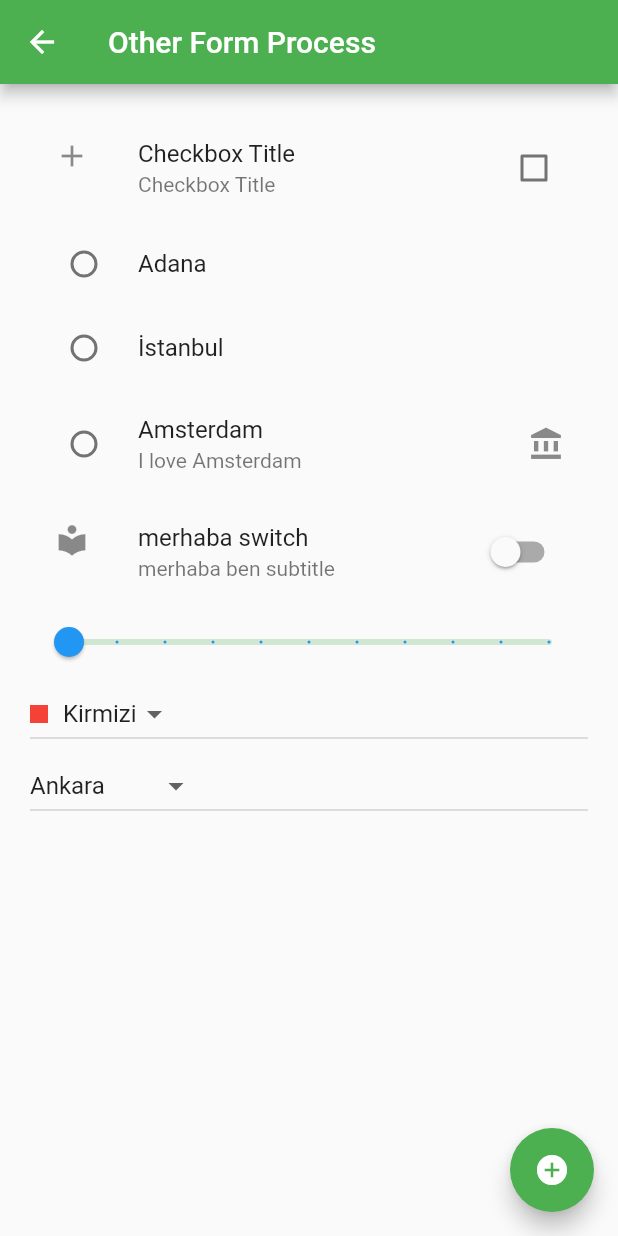
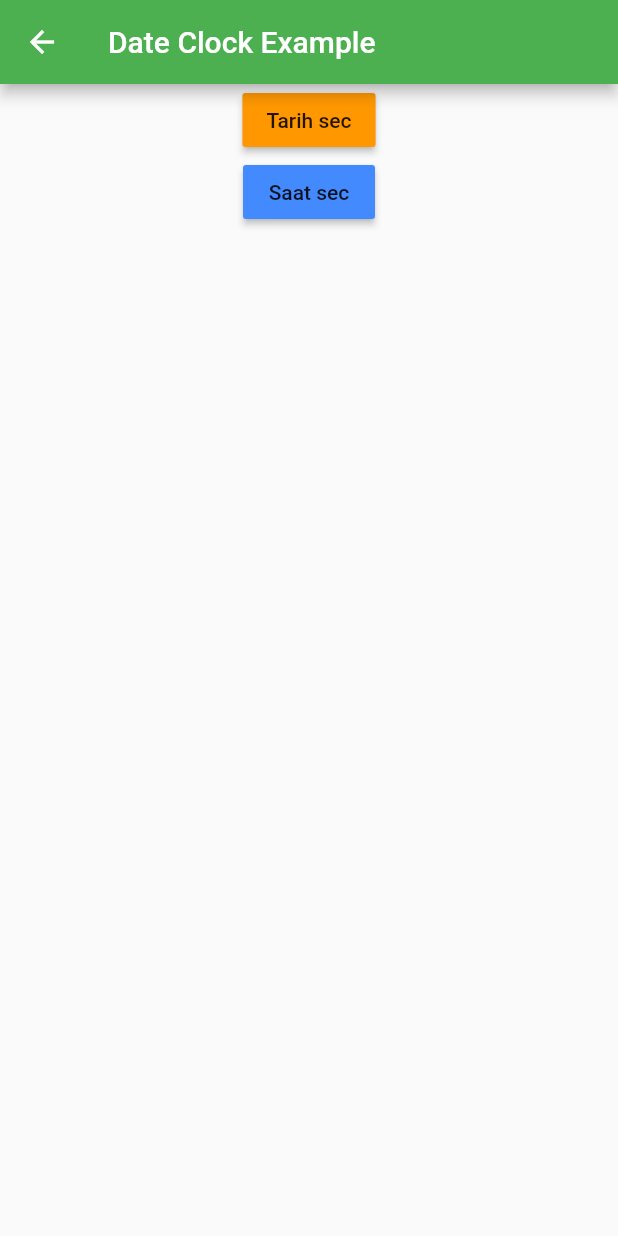
Before and after one commit to zzafergok/flutter-first-app, a Flutter app: the screen it shows after launch, on a phone screen of 412 x 824 dp. Run offline on Flutter 3.47's test engine with Material 2 defaults, Android fonts, the phone set to English and light mode, and no system bars; our stand-ins replace date_format, fluttertoast.

Commit message:
DatePicker and TimePicker

```diff
--- a/first_app/lib/main.dart
+++ b/first_app/lib/main.dart
@@ -1,3 +1,4 @@
+import 'package:first_app/ui/date_clock_example.dart';
 import 'package:first_app/ui/form_textFormField.dart';
 import 'package:first_app/ui/other_form_process..dart';
 import 'package:first_app/ui/text_Field_Features.dart';
@@ -7,7 +8,7 @@ import 'ui/navigasyon_islemleri.dart';
 void main() {
   runApp(MaterialApp(
 
-    initialRoute: "/otherForm",
+    initialRoute: "/dateClock",
 
     routes: {
       "/": (context) => NavigasyonIslemleri(),
@@ -23,6 +24,7 @@ void main() {
       "/textField": (context) => TextFieldProcess(),
       "/textFormField": (context) => FormandTextFormField(),
       "/otherForm": (context) => OtherFormProcess(),
+      "/dateClock": (context) => DateClockExample(),
     },
 
     onGenerateRoute: (RouteSettings settings){
--- /dev/null
+++ b/first_app/lib/ui/date_clock_example.dart
@@ -0,0 +1,60 @@
+import 'package:flutter/material.dart';
+import 'package:date_format/date_format.dart';
+
+class DateClockExample extends StatefulWidget {
+  @override
+  _DateClockExampleState createState() => _DateClockExampleState();
+}
+
+class _DateClockExampleState extends State<DateClockExample> {
+  @override
+  Widget build(BuildContext context) {
+
+    DateTime suan = DateTime.now();
+    DateTime ucAyOncesi = DateTime(2020, suan.month-3);
+    DateTime yirmiGunSonrasi = DateTime(2020, suan.day+20);
+
+    TimeOfDay suankiSaat = TimeOfDay.now();
+
+    return Scaffold(
+      appBar: AppBar(
+        title: Text("Date Clock Example"),
+      ),
+      body: Center(
+        child: Column(
+          children: [
+            RaisedButton(
+              child: Text("Tarih sec"),
+              color: Colors.orange,
+              onPressed: () {
+                showDatePicker(context: context, initialDate: suan, firstDate: ucAyOncesi, lastDate: yirmiGunSonrasi)
+                .then((secilenTarih) {
+                  debugPrint(secilenTarih.toString());
+                  debugPrint(secilenTarih.toIso8601String());
+                  debugPrint(secilenTarih.millisecondsSinceEpoch.toString());
+                  debugPrint(secilenTarih.add(Duration(days: 20)).toString());
+                  var newDate = DateTime.parse(secilenTarih.toUtc().toString());
+                  debugPrint(newDate.toString());
+
+                  print(formatDate(secilenTarih, [dd, '.', mm, '.', yyyy]));
+                });
+              },
+            ),
+            RaisedButton(
+              child: Text("Saat sec"),
+              color: Colors.blueAccent,
+              onPressed: () {
+                showTimePicker(context: context, initialTime: suankiSaat)
+                    .then((secilenSaat){
+                      debugPrint(secilenSaat.format(context));
+                      debugPrint(secilenSaat.hour.toString() + ":" + secilenSaat.minute.toString());
+
+                });
+              },
+            ),
+          ],
+        ),
+      ),
+    );
+  }
+}
--- a/first_app/pubspec.yaml
+++ b/first_app/pubspec.yaml
@@ -29,6 +29,7 @@ dependencies:
   # Use with the CupertinoIcons class for iOS style icons.
   cupertino_icons: ^0.1.3
   fluttertoast: ^2.2.3
+  date_format: ^1.0.5
 
 dev_dependencies:
   flutter_test:
```
Also changed, not shown: first_app/lib/ui/navigasyon_islemleri.dart (+10 -0 lines), first_app/pubspec.lock.
